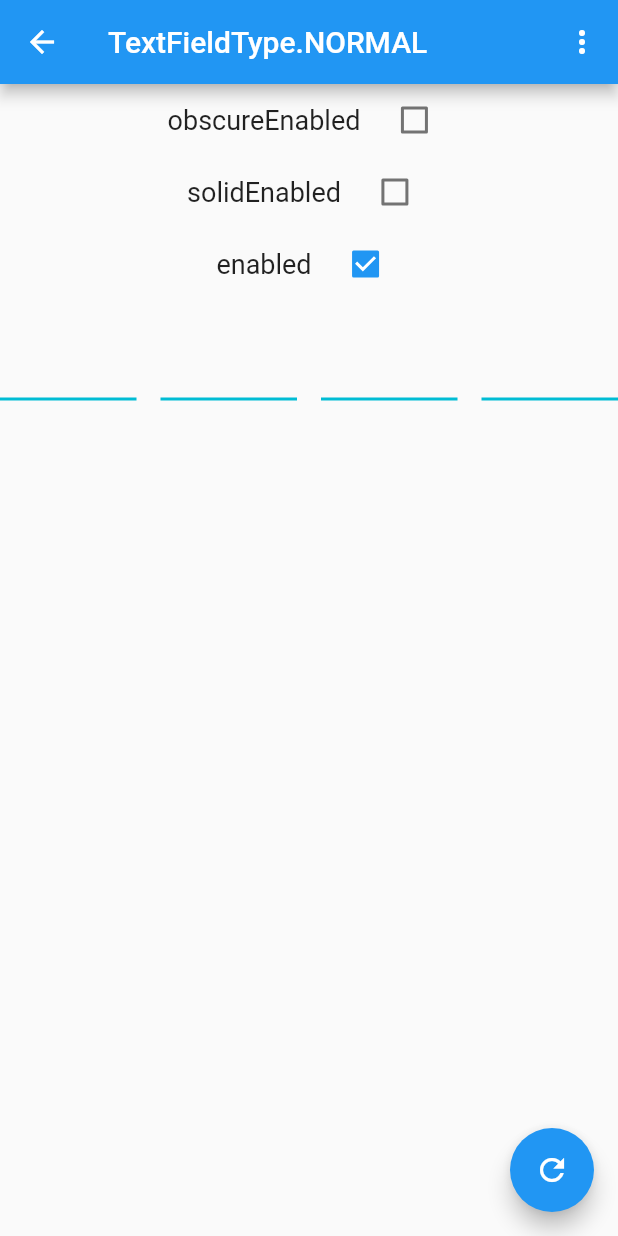
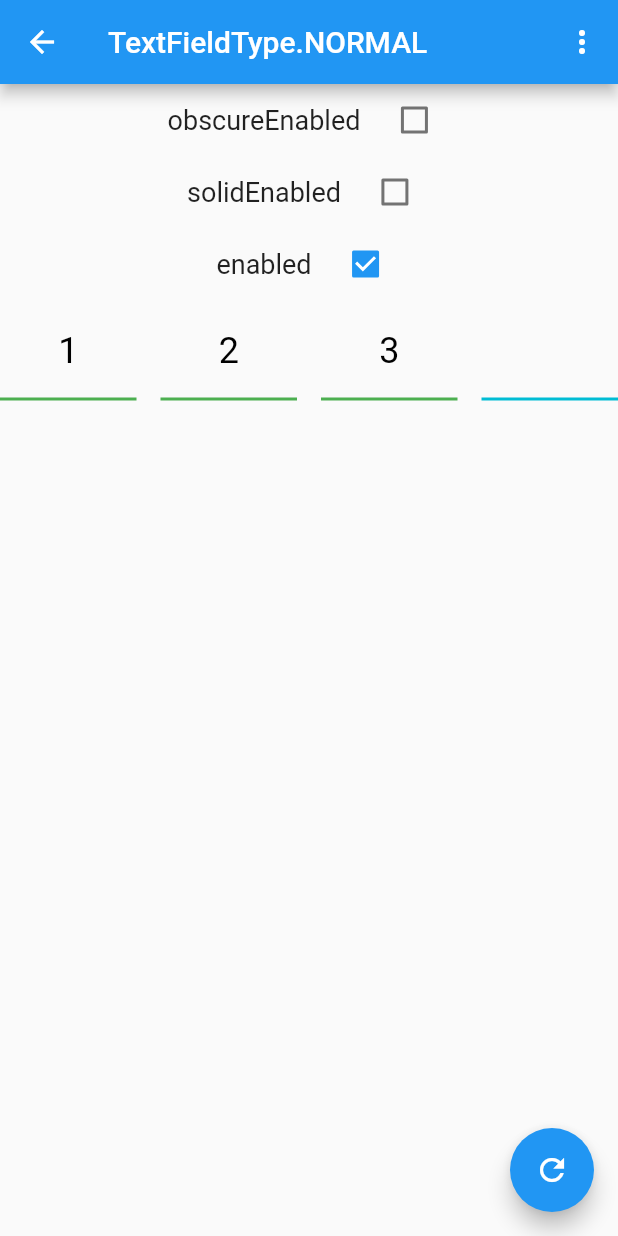
Before and after one commit to TinoGuo/pin_input_text_field, a Flutter app: the screen it shows after launch, after a tap on "TextFieldType.NORMAL", on a phone screen of 412 x 824 dp. Run offline on Flutter 3.47's test engine with Material 2 defaults, Android fonts, the phone set to English and light mode, and no system bars.

```diff
--- a/example/lib/main.dart
+++ b/example/lib/main.dart
@@ -72,7 +72,8 @@ class _MyHomePageState extends State<MyHomePage> {
       GlobalKey<FormFieldState<String>>(debugLabel: '_formkey');
 
   /// Control the input text field.
-  TextEditingController _pinEditingController = TextEditingController();
+  TextEditingController _pinEditingController =
+      TextEditingController(text: '123');
 
   /// Decorate the outside of the Pin.
   PinDecoration _pinDecoration = UnderlineDecoration(
@@ -307,7 +308,6 @@ class _MyHomePageState extends State<MyHomePage> {
             pinLength: _pinLength,
             decoration: _pinDecoration,
             controller: _pinEditingController,
-            autoFocus: true,
             textInputAction: TextInputAction.go,
             enabled: _enable,
             onSubmit: (pin) {
@@ -331,7 +331,6 @@ class _MyHomePageState extends State<MyHomePage> {
             pinLength: _pinLength,
             decoration: _pinDecoration,
             controller: _pinEditingController,
-            autoFocus: true,
             textInputAction: TextInputAction.go,
             enabled: _enable,
             onSubmit: (pin) {
```
